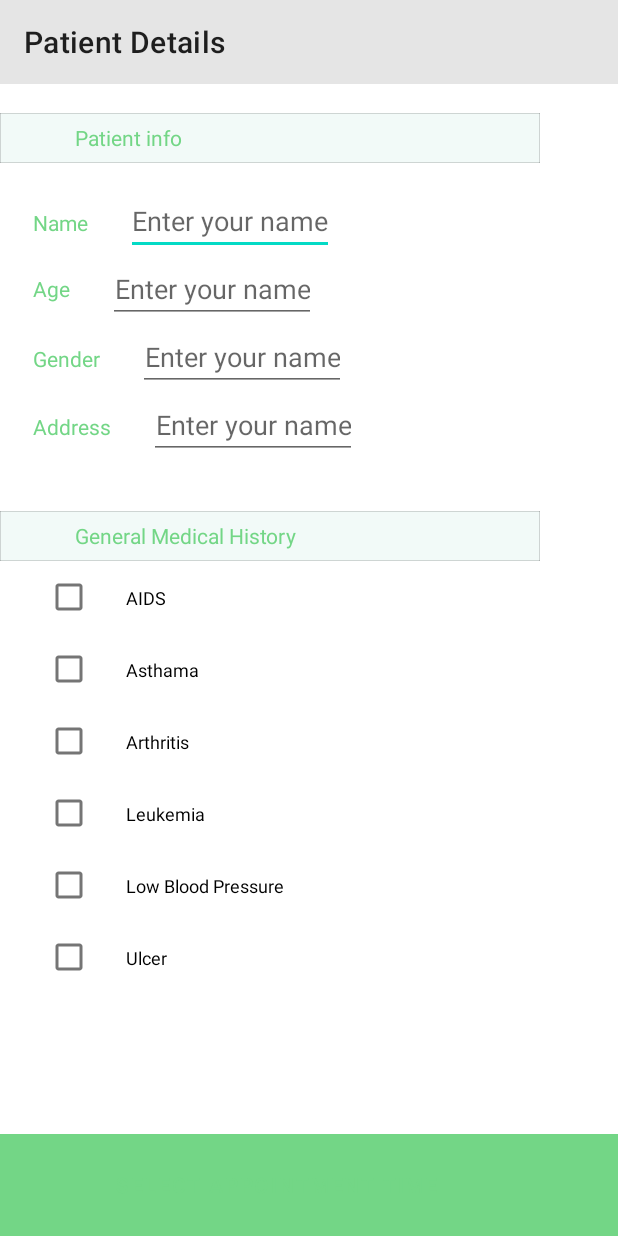
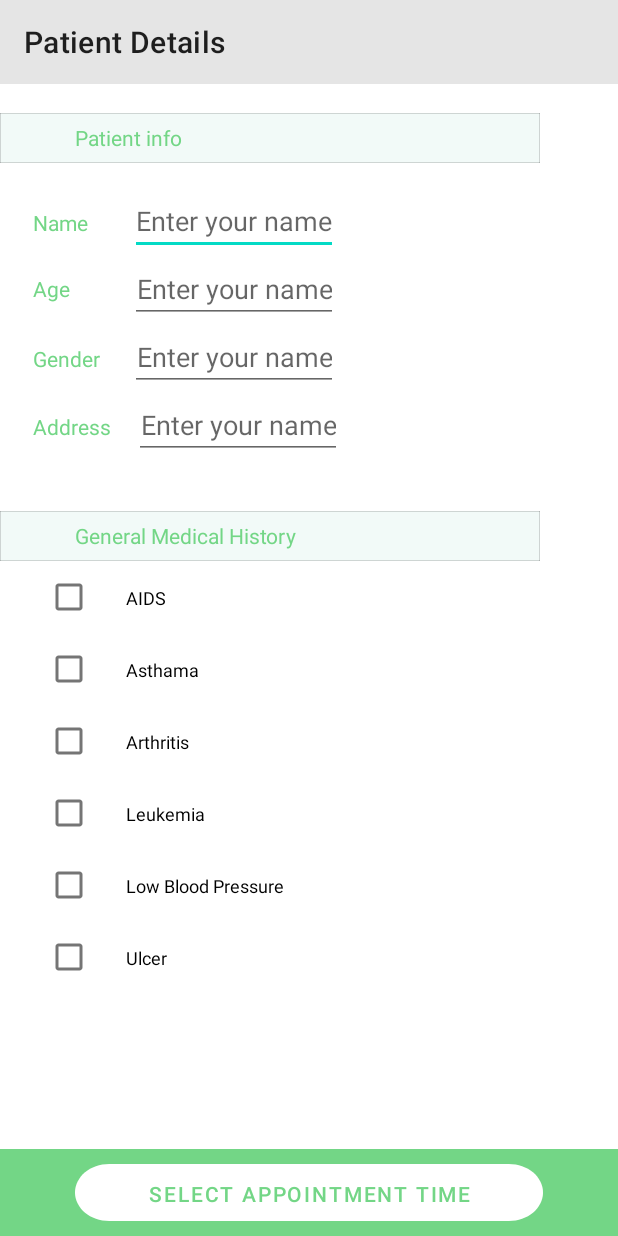
Before and after one commit to karan-nga/MedicineApp, an Android app: the EnterPatientDetails screen opened directly, with no data from a screen before it, on a phone screen of 412 x 824 dp. Run offline under Robolectric (Android 15) with nearby library versions, the phone set to English and light mode, and no system bars.

Commit message:
Merge remote-tracking branch 'origin/master'

```diff
--- a/app/src/main/res/drawable/roundbutton.xml
+++ b/app/src/main/res/drawable/roundbutton.xml
@@ -1,32 +1,24 @@
 <?xml version="1.0" encoding="utf-8"?>
-<selector xmlns:android="http://schemas.android.com/apk/res/android">
+<vector
+    xmlns:android="http://schemas.android.com/apk/res/android"
+    xmlns:aapt="http://schemas.android.com/aapt"
+    android:width="260dp"
+    android:height="38dp"
+    android:viewportWidth="260"
+    android:viewportHeight="38"
+    >
 
-    <item android:state_pressed="false">
-        <shape android:shape="rectangle">
-            <corners android:radius="100dp" />
-            <solid android:color="#FFFFFF" />
-            <stroke
-                android:width="2dip"
-                android:color="#FFFFFF" />
-            <padding
-                android:bottom="4dp"
-                android:left="4dp"
-                android:right="4dp"
-                android:top="4dp" />
-        </shape>
-    </item>
-    <item android:state_pressed="true">
-        <shape android:shape="rectangle">
-            <corners android:radius="100dp" />
-            <solid android:color="#FFFFFF" />
-            <stroke
-                android:width="2dip"
-                android:color="#FFFFFF" />
-            <padding
-                android:bottom="4dp"
-                android:left="4dp"
-                android:right="4dp"
-                android:top="4dp" />
-        </shape>
-    </item>
-</selector>
+    <group>
+
+        <clip-path
+            android:pathData="M19 0H241C251.493 0 260 8.50659 260 19C260 29.4934 251.493 38 241 38H19C8.50659 38 0 29.4934 0 19C0 8.50659 8.50659 0 19 0Z"
+            />
+
+        <path
+            android:pathData="M0 0V38H260V0"
+            android:fillColor="#FFFFFF"
+            />
+
+    </group>
+
+</vector>
--- a/app/src/main/res/layout/activity_covid_care.xml
+++ b/app/src/main/res/layout/activity_covid_care.xml
@@ -59,9 +59,10 @@
       <com.google.android.material.button.MaterialButton
           android:id="@+id/test_addBtn"
           android:layout_width="wrap_content"
-          android:layout_height="wrap_content"
+          android:layout_height="50dp"
           android:background="#73D686"
           android:text="Add"
+          app:cornerRadius="20dp"
           android:layout_marginEnd="19dp"
           android:textColor="@color/black"
           app:layout_constraintEnd_toEndOf="@id/covidcare_v1"
--- a/app/src/main/res/layout/activity_enter_patient_details.xml
+++ b/app/src/main/res/layout/activity_enter_patient_details.xml
@@ -50,7 +50,7 @@
            <EditText
                android:layout_width="wrap_content"
                android:layout_height="wrap_content"
-               android:layout_marginStart="25dp"
+               android:layout_marginStart="28dp"
                android:hint="Enter your name"/>
        </LinearLayout>
         <LinearLayout
@@ -69,7 +69,7 @@
                 android:layout_height="wrap_content"
                 android:layout_gravity="center_horizontal"
                 android:gravity="center_horizontal"
-                android:layout_marginStart="25dp"
+                android:layout_marginStart="40dp"
                 android:hint="Enter your name"/>
         </LinearLayout>
         <LinearLayout
@@ -87,7 +87,7 @@
                 android:layout_height="wrap_content"
                 android:gravity="right"
 
-                android:layout_marginStart="25dp"
+                android:layout_marginStart="20dp"
                 android:hint="Enter your name"/>
         </LinearLayout>
         <LinearLayout
@@ -104,7 +104,7 @@
                 android:layout_width="wrap_content"
                 android:layout_height="wrap_content"
                 android:gravity="right"
-                android:layout_marginStart="25dp"
+                android:layout_marginStart="15dp"
                 android:hint="Enter your name"/>
         </LinearLayout>
     </LinearLayout>
@@ -244,20 +244,17 @@
             android:background="@drawable/nav_back" >
         <com.google.android.material.button.MaterialButton
             android:id="@+id/patientDetailsBtn"
-            android:layout_width="wrap_content"
-            android:layout_height="wrap_content"
-            android:background="@drawable/rec74"
+            android:layout_width="match_parent"
+            android:layout_marginStart="50dp"
+            android:layout_marginEnd="50dp"
             android:backgroundTint="@color/white"
-            app:layout_constraintTop_toTopOf="@id/bottom_nav"
-            app:layout_constraintStart_toStartOf="parent"
-            android:layout_marginLeft="50dp"
-            android:layout_marginTop="10dp"
-            android:layout_marginBottom="10dp"
-            android:layout_marginRight="50dp"
-            app:layout_constraintEnd_toEndOf="parent"
-            app:layout_constraintBottom_toBottomOf="parent"
+            android:layout_height="38dp"
+            android:background="@drawable/roundbutton"
+            app:backgroundTint="@android:color/white"
+            android:textColor="#73D686"
+            android:layout_gravity="center"
             android:text="@string/select_appointment_time"
-            android:textColor="@color/green"
+
             />
         </LinearLayout>
     </LinearLayout>
```
Also changed, not shown: app/src/main/AndroidManifest.xml (+4 -3 lines), app/src/main/java/com/rawtooth/medicineapp/cart/TimeDateSelection.kt (+23 -22 lines), app/src/main/res/layout/activity_insurance_details.xml (+8 -5 lines), app/src/main/res/layout/activity_patient_details.xml (+28 -0 lines), app/src/main/res/layout/activity_prescription.xml (+11 -10 lines), app/src/main/res/layout/activity_test_details.xml (+4 -3 lines), app/src/main/res/layout/activity_time_date_selection.xml (+13 -14 lines).
